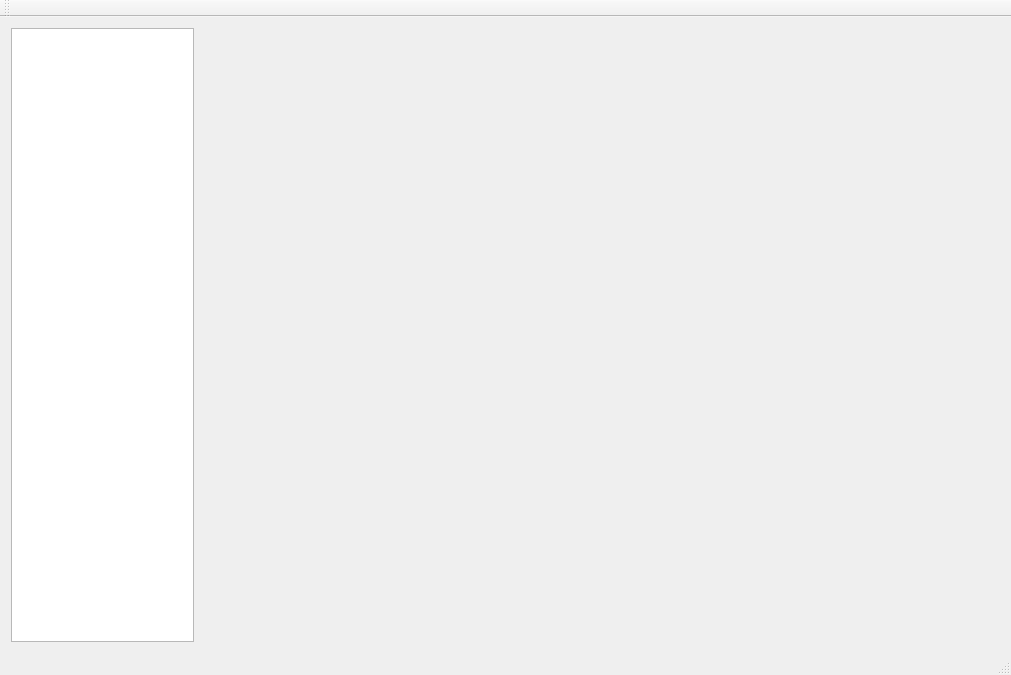
The window that ChartDemo/ChartDemo.ui (C4C46/QwtChart_cpx) describes before a commit, drawn with Qt 5.
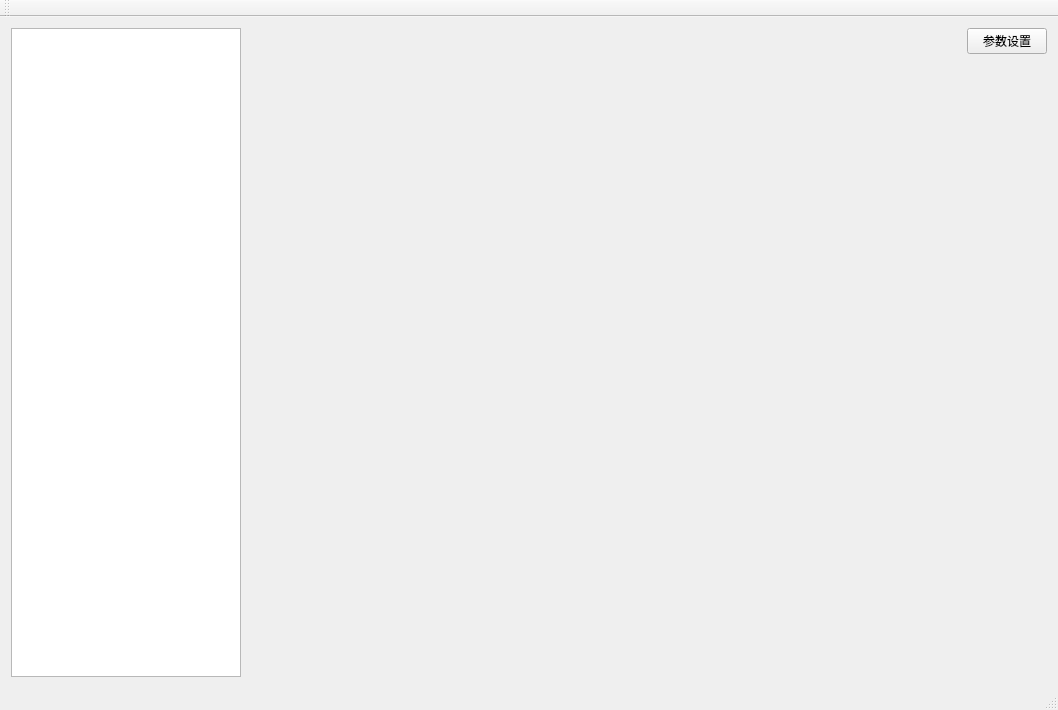
The same window after the commit.

Commit message: 更新ChartDemo

The edit to the form file:
```diff
--- a/ChartDemo/ChartDemo.ui
+++ b/ChartDemo/ChartDemo.ui
@@ -6,8 +6,8 @@
    <rect>
     <x>0</x>
     <y>0</y>
-    <width>1011</width>
-    <height>675</height>
+    <width>1001</width>
+    <height>710</height>
    </rect>
   </property>
   <property name="windowTitle">
@@ -16,9 +16,15 @@
   <widget class="QWidget" name="centralWidget">
    <layout class="QGridLayout" name="gridLayout">
     <item row="0" column="0">
-     <layout class="QHBoxLayout" name="horizontalLayout">
+     <layout class="QHBoxLayout" name="horizontalLayout_2">
       <item>
        <widget class="QTableWidget" name="tableWidget">
+        <property name="minimumSize">
+         <size>
+          <width>230</width>
+          <height>0</height>
+         </size>
+        </property>
         <property name="maximumSize">
          <size>
           <width>300</width>
@@ -28,6 +34,32 @@
        </widget>
       </item>
       <item>
+       <layout class="QVBoxLayout" name="verticalLayout">
+        <item>
+         <layout class="QHBoxLayout" name="horizontalLayout">
+          <item>
+           <spacer name="horizontalSpacer">
+            <property name="orientation">
+             <enum>Qt::Horizontal</enum>
+            </property>
+            <property name="sizeHint" stdset="0">
+             <size>
+              <width>40</width>
+              <height>20</height>
+             </size>
+            </property>
+           </spacer>
+          </item>
+          <item>
+           <widget class="QPushButton" name="Interval_PB">
+            <property name="text">
+             <string>参数设置</string>
+            </property>
+           </widget>
+          </item>
+         </layout>
+        </item>
+        <item>
        <widget class="QWidget" name="Chartwidget" native="true">
         <property name="minimumSize">
          <size>
@@ -46,6 +78,8 @@
      </layout>
     </item>
    </layout>
+    </item>
+   </layout>
   </widget>
   <widget class="QMenuBar" name="menuBar">
    <property name="geometry">
```
Left out of the diff: 2 changed lines with no effect on the pictures. Lines whose indentation alone changed are shown as unchanged. The commit also changes 11 other files.
